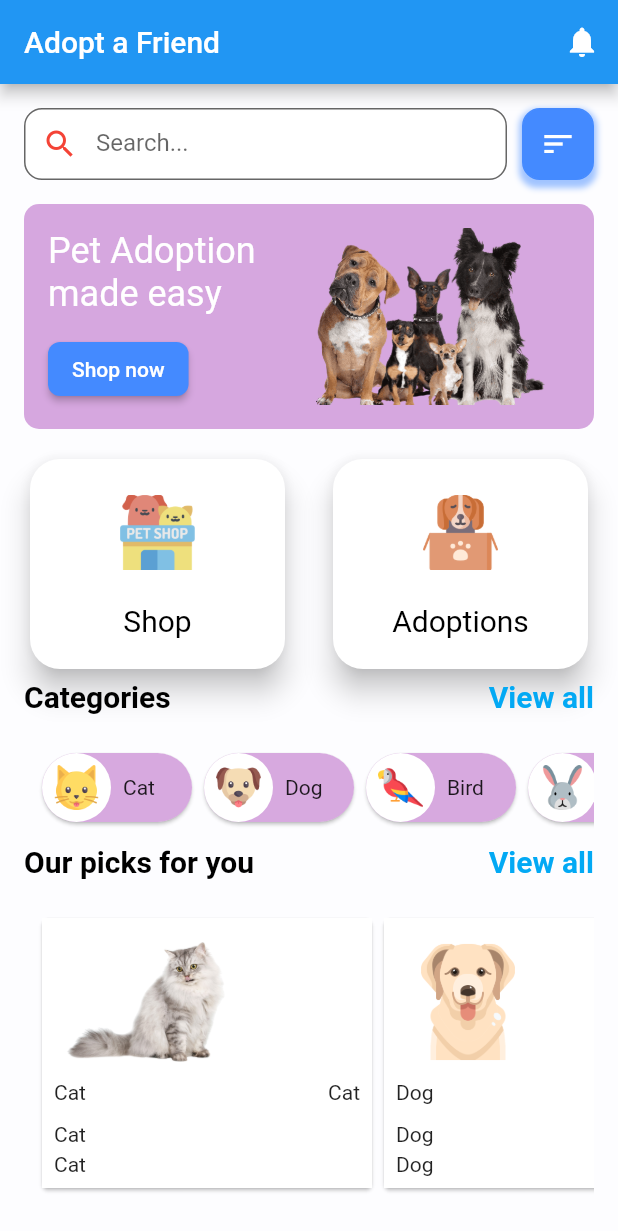
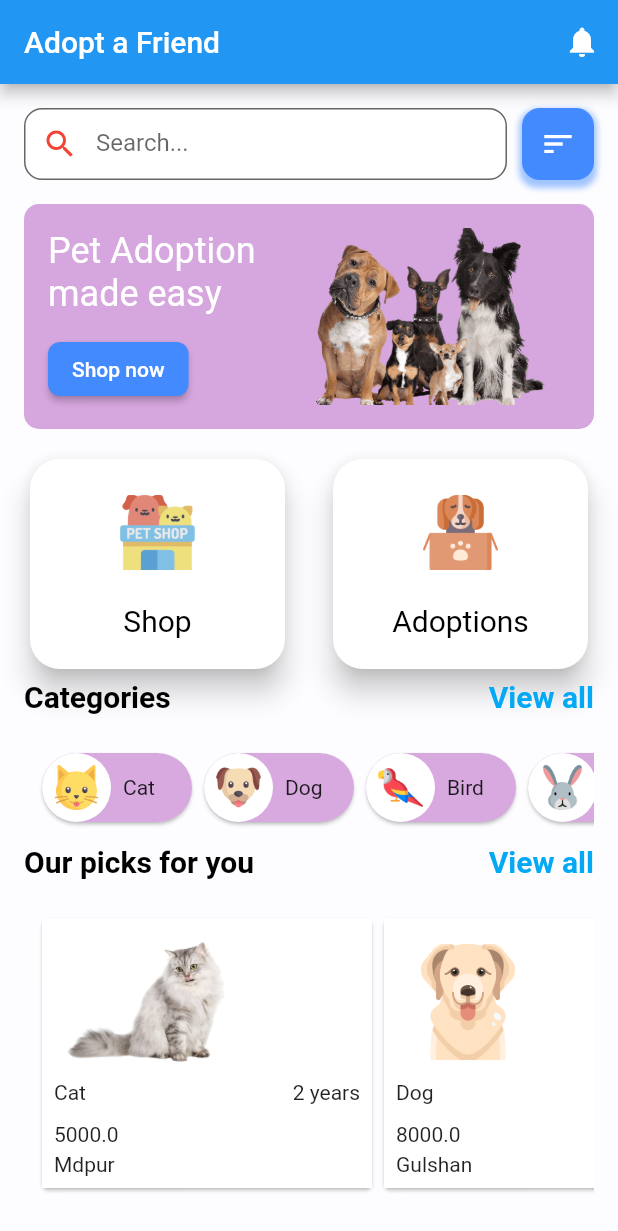
Before and after one commit to atik-sabuj/pet_shop, a Flutter app: the screen it shows after launch, on a phone screen of 412 x 824 dp. Shown: the top 1231 px of the screen. Run offline on Flutter 3.47's test engine with Material 2 defaults, Android fonts, the light colour scheme and no system bars.

Commit message:
updates designs #9

```diff
--- a/lib/model/features.dart
+++ b/lib/model/features.dart
@@ -32,9 +32,9 @@ class Features {
 final List<Features> featuresList = [
   Features(name: "Cat",image: "images/cat1.png", price: 5000.0, location: "Mdpur", age: "2 years", isFavorite: true),
   Features(name: "Dog",image: "images/dog.png", price: 8000.0, location: "Gulshan", age: "3 years", isFavorite: false),
-  Features(name: "Bird",image: "images/bird1.png", price: 3000.0, location: "Dhanmondi", age: "1 years", isFavorite: true),
+  Features(name: "Bird",image: "images/bird1.png", price: 3000.0, location: "Dhanmondi", age: "1 year", isFavorite: true),
   Features(name: "Rabbit",image: "images/rabbit1.png", price: 7000.0, location: "Katabon", age: "2 years", isFavorite: false),
-  Features(name: "Fish",image: "images/fish1.png", price: 1000.0, location: "Krishi Market", age: "1 years", isFavorite: true),
-  Features(name: "Duck",image: "images/duck1.png", price: 1500.0, location: "Rayer Bazar", age: "1 years", isFavorite: true),
+  Features(name: "Fish",image: "images/fish1.png", price: 1000.0, location: "Krishi Market", age: "1 year", isFavorite: true),
+  Features(name: "Duck",image: "images/duck1.png", price: 1500.0, location: "Rayer Bazar", age: "1 year", isFavorite: true),
   Features(name: "Horse",image: "images/horse.png", price: 20000.0, location: "Puran Dhaka", age: "5 years", isFavorite: true),
 ];
--- a/lib/pages/features_list.dart
+++ b/lib/pages/features_list.dart
@@ -47,13 +47,13 @@ showFeaturesList() {
                           children: [
                             Text(featuresList[index].name.toString()),
                             SizedBox(width: 8,),
-                            Text(featuresList[index].name.toString()),
+                            Text(featuresList[index].age.toString()),
 
                           ],
                         ),
                       ),
-                      Text(featuresList[index].name.toString()),
-                      Text(featuresList[index].name.toString()),
+                      Text(featuresList[index].price.toString()),
+                      Text(featuresList[index].location.toString()),
                       // featuresList[index].isFavorite==true ? Icon(Icons.ac_unit_sharp) : SizedBox(),
                     ],
                   ),
--- a/lib/splash_screen.dart
+++ b/lib/splash_screen.dart
@@ -1,8 +1,6 @@
 import 'dart:async';
 import 'dart:ui';
 import 'package:flutter/material.dart';
-import 'package:pet_shop/model/category.dart';
-import 'package:pet_shop/model/features.dart';
 import 'package:pet_shop/pages/categories_list.dart';
 import 'package:pet_shop/pages/features_list.dart';
 
```
